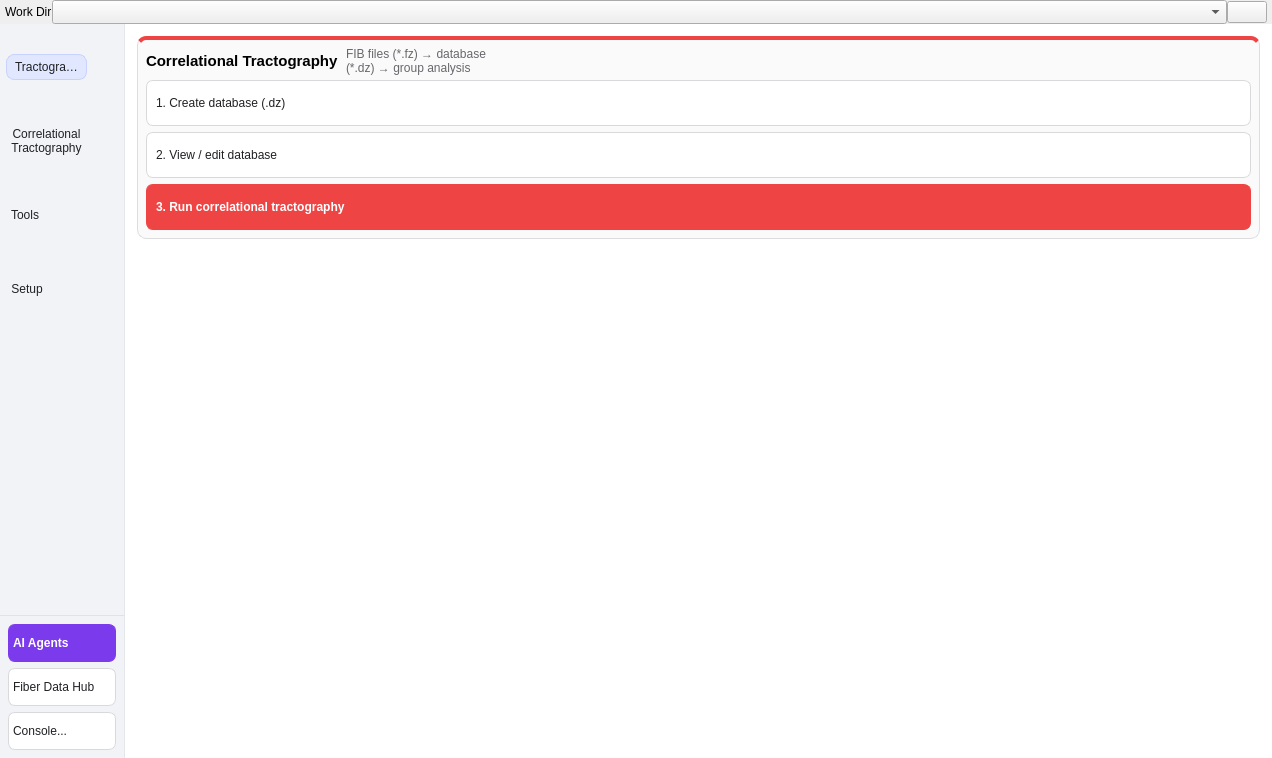
Qt form mainwindow.ui (frankyeh/DSI-Studio) before a commit.
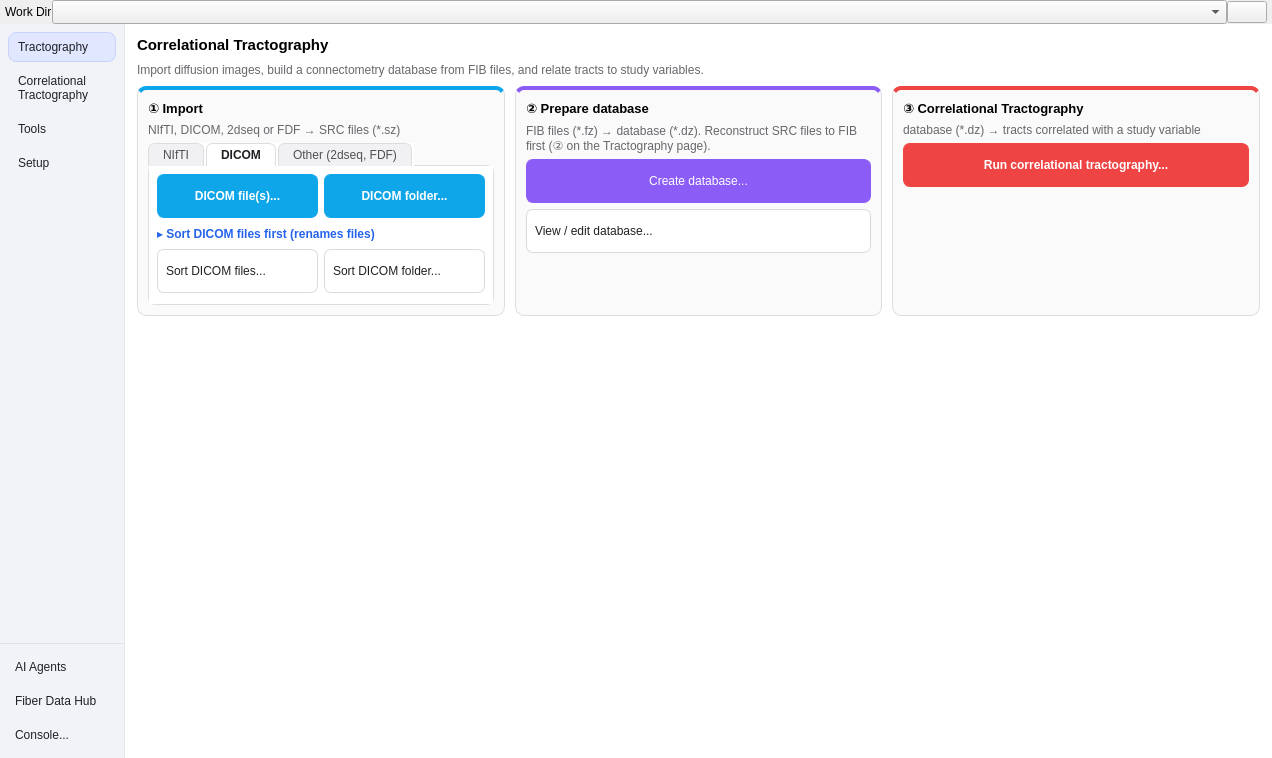
The same form after that commit. The open tabs and pages were chosen to show the change. Icons and pictures are not drawn.

Commit message: T1W/T2W beside FIB in Track, uniform sidebar, Correlational page as three cards

Diff of the .ui file:
```diff
--- a/mainwindow.ui
+++ b/mainwindow.ui
@@ -174,24 +174,17 @@
 }
 QFrame#sidebar_tools QPushButton {
     color: #202124;
-    background-color: #ffffff;
-    border: 1px solid #d9d9dc;
-    border-radius: 7px;
-    padding: 5px 4px;
-    min-height: 26px;
+    background-color: transparent;
+    border: 1px solid transparent;
+    border-radius: 8px;
+    padding: 7px 6px;
     text-align: left;
 }
 QFrame#sidebar_tools QPushButton:hover {
     background-color: #e6e9ef;
 }
-QFrame#sidebar_tools QPushButton#ai_agent {
-    color: #ffffff;
-    background-color: #7c3aed;
-    border-color: #7c3aed;
-    font-weight: bold;
-}
-QFrame#sidebar_tools QPushButton#ai_agent:hover {
-    background-color: #6d28d9;
+QFrame#sidebar_tools QPushButton:pressed {
+    background-color: #dfe3ea;
 }</string>
         </property>
         <layout class="QVBoxLayout" name="sidebar_layout" stretch="1,0">
@@ -239,8 +232,9 @@
 }
 QListWidget#nav_rail::item {
     color: #202124;
-    margin: 3px 6px;
-    padding: 6px 2px;
+    margin: 2px 8px;
+    padding: 7px 6px;
+    border: 1px solid transparent;
     border-radius: 8px;
 }
 QListWidget#nav_rail::item:hover {
@@ -258,33 +252,18 @@
            <property name="horizontalScrollBarPolicy">
             <enum>Qt::ScrollBarAlwaysOff</enum>
            </property>
-           <property name="iconSize">
-            <size>
-             <width>28</width>
-             <height>28</height>
-            </size>
-           </property>
-           <property name="movement">
-            <enum>QListView::Static</enum>
-           </property>
-           <property name="flow">
-            <enum>QListView::TopToBottom</enum>
-           </property>
-           <property name="viewMode">
-            <enum>QListView::IconMode</enum>
-           </property>
-           <property name="gridSize">
-            <size>
-             <width>112</width>
-             <height>74</height>
-            </size>
-           </property>
            <property name="wordWrap">
             <bool>true</bool>
            </property>
            <property name="currentRow">
             <number>0</number>
            </property>
+           <property name="iconSize">
+            <size>
+             <width>20</width>
+             <height>20</height>
+            </size>
+           </property>
            <item>
             <property name="text">
              <string>Tractography</string>
@@ -328,7 +307,7 @@
           <widget class="QFrame" name="sidebar_tools">
            <layout class="QVBoxLayout" name="sidebar_tools_layout">
             <property name="spacing">
-             <number>6</number>
+             <number>4</number>
             </property>
             <property name="leftMargin">
              <number>8</number>
@@ -354,6 +333,12 @@
                <iconset resource="icons.qrc">
                 <normaloff>:/icons/icons/conn.xpm</normaloff>:/icons/icons/conn.xpm</iconset>
               </property>
+              <property name="iconSize">
+               <size>
+                <width>20</width>
+                <height>20</height>
+               </size>
+              </property>
              </widget>
             </item>
             <item>
@@ -368,6 +353,12 @@
                <iconset resource="icons.qrc">
                 <normaloff>:/icons/icons/atlas.xpm</normaloff>:/icons/icons/atlas.xpm</iconset>
               </property>
+              <property name="iconSize">
+               <size>
+                <width>20</width>
+                <height>20</height>
+               </size>
+              </property>
              </widget>
             </item>
             <item>
@@ -382,6 +373,12 @@
                <iconset resource="icons.qrc">
                 <normaloff>:/icons/icons/console.xpm</normaloff>:/icons/icons/console.xpm</iconset>
               </property>
+              <property name="iconSize">
+               <size>
+                <width>20</width>
+                <height>20</height>
+               </size>
+              </property>
              </widget>
             </item>
            </layout>
@@ -1850,46 +1847,115 @@
     color: #202124;
     background-color: #ffffff;
 }
-QFrame#tract_connectometry_stage {
-    background-color: #fafafa;
-    border: 1px solid #dddddf;
-    border-top: 4px solid #ef4444;
-    border-radius: 9px;
-}
 QWidget#tab_conn QLabel {
     background-color: transparent;
 }
+QFrame#conn_import_stage,
+QFrame#conn_db_stage,
+QFrame#conn_analysis_stage {
+    background-color: #fafafa;
+    border: 1px solid #dddddf;
+    border-radius: 9px;
+}
+QFrame#conn_import_stage {
+    border-top: 4px solid #0ea5e9;
+}
+QFrame#conn_db_stage {
+    border-top: 4px solid #8b5cf6;
+}
+QFrame#conn_analysis_stage {
+    border-top: 4px solid #ef4444;
+}
 QWidget#tab_conn QPushButton {
     color: #202124;
     background-color: #ffffff;
     border: 1px solid #d9d9dc;
     border-radius: 7px;
-    padding: 5px 9px;
-    min-height: 34px;
+    padding: 5px 8px;
+    min-height: 32px;
     text-align: left;
 }
 QWidget#tab_conn QPushButton:hover {
     background-color: #f1f1f3;
     border-color: #bfc0c4;
 }
+QWidget#tab_conn QPushButton#conn_OpenDWI_NIFTI,
+QWidget#tab_conn QPushButton#conn_nii2src_bids,
+QWidget#tab_conn QPushButton#conn_OpenDWI_DICOM,
+QWidget#tab_conn QPushButton#conn_dicom2nii,
+QWidget#tab_conn QPushButton#conn_OpenDWI_2dseq {
+    color: #ffffff;
+    background-color: #0ea5e9;
+    border-color: #0ea5e9;
+    font-weight: bold;
+    text-align: center;
+}
+QWidget#tab_conn QPushButton#vbc {
+    color: #ffffff;
+    background-color: #8b5cf6;
+    border-color: #8b5cf6;
+    text-align: center;
+}
 QWidget#tab_conn QPushButton#group_connectometry {
     color: #ffffff;
     background-color: #ef4444;
     border-color: #ef4444;
     font-weight: bold;
+    text-align: center;
 }
-QWidget#tab_conn QPushButton#group_connectometry:hover {
-    background-color: #dc2626;
+QWidget#tab_conn QPushButton#conn_nifti_batch_toggle,
+QWidget#tab_conn QPushButton#conn_dicom_batch_toggle {
+    color: #2563eb;
+    background-color: transparent;
+    border: 0px;
+    min-height: 0px;
+    padding: 2px 0px;
+    font-weight: bold;
 }
 QLabel#tract_connectometry_title {
     font-size: 11pt;
     font-weight: bold;
 }
-QLabel#tract_connectometry_hint {
+QLabel#conn_import_stage_title,
+QLabel#conn_db_stage_title,
+QLabel#conn_analysis_stage_title {
+    font-size: 10pt;
+    font-weight: bold;
+}
+QLabel#tract_connectometry_hint,
+QLabel#conn_import_stage_hint,
+QLabel#conn_db_stage_hint,
+QLabel#conn_analysis_stage_hint {
     color: #67676c;
+}
+QTabWidget#conn_input_tabs::pane {
+    background-color: #ffffff;
+    border: 1px solid #dddddf;
+    border-radius: 7px;
+    top: -1px;
+}
+QTabWidget#conn_input_tabs QWidget#conn_nifti_tab,
+QTabWidget#conn_input_tabs QWidget#conn_dicom_tab,
+QTabWidget#conn_input_tabs QWidget#conn_others_tab {
+    background-color: transparent;
+}
+QTabWidget#conn_input_tabs QTabBar::tab {
+    color: #4f4f54;
+    background-color: #f1f1f3;
+    border: 1px solid #dddddf;
+    border-bottom: 0px;
+    border-top-left-radius: 7px;
+    border-top-right-radius: 7px;
+    padding: 4px 14px;
+    margin-right: 2px;
+}
+QTabWidget#conn_input_tabs QTabBar::tab:selected {
+    color: #202124;
+    background-color: #ffffff;
+    font-weight: bold;
 }</string>
          </property>
-         <layout class="QVBoxLayout" name="tab_conn_layout">
+         <layout class="QVBoxLayout" name="tab_conn_layout" stretch="0,0,0,1">
           <property name="spacing">
            <number>9</number>
           </property>
@@ -1906,39 +1972,87 @@
            <number>12</number>
           </property>
           <item>
-           <widget class="QFrame" name="tract_connectometry_stage">
-            <layout class="QVBoxLayout" name="tract_connectometry_layout">
-             <property name="spacing">
-              <number>5</number>
-             </property>
-             <property name="leftMargin">
-              <number>8</number>
-             </property>
-             <property name="topMargin">
-              <number>7</number>
-             </property>
-             <property name="rightMargin">
-              <number>8</number>
-             </property>
-             <property name="bottomMargin">
-              <number>8</number>
-             </property>
-             <item>
-              <layout class="QHBoxLayout" name="tract_connectometry_header">
+           <widget class="QLabel" name="tract_connectometry_title">
+            <property name="text">
+             <string>Correlational Tractography</string>
+            </property>
+           </widget>
+          </item>
+          <item>
+           <widget class="QLabel" name="tract_connectometry_hint">
+            <property name="wordWrap">
+             <bool>true</bool>
+            </property>
+            <property name="text">
+             <string>Import diffusion images, build a connectometry database from FIB files, and relate tracts to study variables.</string>
+            </property>
+           </widget>
+          </item>
+          <item>
+           <layout class="QHBoxLayout" name="conn_stage_row" stretch="1,1,1">
+            <property name="spacing">
+             <number>10</number>
+            </property>
+            <property name="leftMargin">
+             <number>0</number>
+            </property>
+            <property name="topMargin">
+             <number>0</number>
+            </property>
+            <property name="rightMargin">
+             <number>0</number>
+            </property>
+            <property name="bottomMargin">
+             <number>0</number>
+            </property>
+            <item>
+             <widget class="QFrame" name="conn_import_stage">
+              <layout class="QVBoxLayout" name="conn_import_stage_layout">
                <property name="spacing">
-                <number>7</number>
+                <number>6</number>
+               </property>
+               <property name="leftMargin">
+                <number>10</number>
+               </property>
+               <property name="topMargin">
+                <number>10</number>
+               </property>
+               <property name="rightMargin">
+                <number>10</number>
+               </property>
+               <property name="bottomMargin">
+                <number>10</number>
                </property>
                <item>
-                <widget class="QLabel" name="tract_connectometry_title">
-                 <property name="text">
-                  <string>Correlational Tractography</string>
+                <layout class="QHBoxLayout" name="conn_import_stage_header">
+                 <property name="spacing">
+                  <number>6</number>
                  </property>
-                </widget>
+                 <property name="leftMargin">
+                  <number>0</number>
+                 </property>
+                 <property name="topMargin">
+                  <number>0</number>
+                 </property>
+                 <property name="rightMargin">
+                  <number>0</number>
+                 </property>
+                 <property name="bottomMargin">
+                  <number>0</number>
+                 </property>
+                 <item>
+                  <widget class="QLabel" name="conn_import_stage_title">
+                   <property name="text">
+                    <string>① Import</string>
+                   </property>
+                  </widget>
+                 </item>
+                </layout>
                </item>
                <item>
-                <widget class="QLabel" name="tract_connectometry_hint">
+                <widget class="QLabel" name="conn_import_stage_hint">
                  <property name="text">
-                  <string>FIB files (*.fz) → database (*.dz) → group analysis</string>
+                  <string>NIfTI, DICOM, 2dseq or FDF → SRC files (*.sz)</string>
                  </property>
                  <property name="wordWrap">
                   <bool>true</bool>
@@ -1946,25 +2060,387 @@
                 </widget>
                </item>
                <item>
-                <spacer name="tract_connectometry_header_spacer">
-                 <property name="orientation">
-                  <enum>Qt::Horizontal</enum>
+                <widget class="QTabWidget" name="conn_input_tabs">
+                 <property name="currentIndex">
+                  <number>0</number>
                  </property>
-                 <property name="sizeHint" stdset="0">
-                  <size>
-                   <width>10</width>
-                   <height>20</height>
-                  </size>
-                 </property>
-                </spacer>
+                 <widget class="QWidget" name="conn_nifti_tab">
+                  <attribute name="title">
+                   <string>NIfTI</string>
+                  </attribute>
+                  <layout class="QGridLayout" name="conn_nifti_tab_layout">
+                   <property name="spacing">
+                    <number>6</number>
+                   </property>
+                   <property name="leftMargin">
+                    <number>8</number>
+                   </property>
+                   <property name="topMargin">
+                    <number>8</number>
+                   </property>
+                   <property name="rightMargin">
+                    <number>8</number>
+                   </property>
+                   <property name="bottomMargin">
+                    <number>8</number>
+                   </property>
+                   <item row="0" column="0">
+                    <widget class="QPushButton" name="conn_OpenDWI_NIFTI">
+                     <property name="statusTip">
+                      <string>run open_dwi_nifti</string>
+                     </property>
+                     <property name="icon">
+                      <iconset resource="icons.qrc">
+                       <normaloff>:/icons/icons/open.xpm</normaloff>:/icons/icons/open.xpm</iconset>
+                     </property>
+                     <property name="autoDefault">
+                      <bool>false</bool>
+                     </property>
+                     <property name="toolTip">
+                      <string>Open DWI NIfTI file(s) with .bval/.bvec and create an SRC file</string>
+                     </property>
+                     <property name="text">
+                      <string>NIfTI file(s)...</string>
+                     </property>
+                    </widget>
+                   </item>
+                   <item row="0" column="1">
+                    <widget class="QPushButton" name="conn_nii2src_bids">
+                     <property name="statusTip">
+                      <string>run bids_to_src</string>
+                     </property>
+                     <property name="icon">
+                      <iconset resource="icons.qrc">
+                       <normaloff>:/icons/icons/open.xpm</normaloff>:/icons/icons/open.xpm</iconset>
+                     </property>
+                     <property name="text">
+                      <string>BIDS folder...</string>
+                     </property>
+                     <property name="toolTip">
+                      <string>Convert every sub-*/[ses-*/]dwi NIfTI in a BIDS dataset to SRC files under derivatives</string>
+                     </property>
+                    </widget>
+                   </item>
+                   <item row="1" column="0" colspan="2">
+                    <widget class="QPushButton" name="conn_nifti_batch_toggle">
+                     <property name="text">
+                      <string>▸ More NIfTI options</string>
+                     </property>
+                     <property name="checkable">
+                      <bool>true</bool>
+                     </property>
+                     <property name="flat">
+                      <bool>true</bool>
+                     </property>
+                    </widget>
+                   </item>
+                   <item row="2" column="0" colspan="2">
+                    <widget class="QFrame" name="conn_nifti_batch">
+                     <layout class="QGridLayout" name="conn_nifti_batch_layout">
+                      <property name="spacing">
+                       <number>6</number>
+                      </property>
+                      <property name="leftMargin">
+                       <number>0</number>
+                      </property>
+                      <property name="topMargin">
+                       <number>0</number>
+                      </property>
+                      <property name="rightMargin">
+                       <number>0</number>
+                      </property>
+                      <property name="bottomMargin">
+                       <number>0</number>
+                      </property>
+                      <item row="0" column="0">
+                       <widget class="QPushButton" name="conn_nii2src_sf">
+                        <property name="statusTip">
+                         <string>run nifti_dir_to_src</string>
+                        </property>
+                        <property name="icon">
+                         <iconset resource="icons.qrc">
+                          <normaloff>:/icons/icons/open.xpm</normaloff>:/icons/icons/open.xpm</iconset>
+                        </property>
+                        <property name="text">
+                         <string>Plain NIfTI folder (not BIDS)...</string>
+                        </property>
+                        <property name="toolTip">
+                         <string>Convert the DWI NIfTI files (with .bval/.bvec) in one folder, writing an SRC file next to each</string>
+                        </property>
+                       </widget>
+                      </item>
+                     </layout>
+                    </widget>
+                   </item>
+                   <item row="3" column="0" colspan="2">
+                    <spacer name="conn_nifti_tab_spacer">
+                     <property name="orientation">
+                      <enum>Qt::Vertical</enum>
+                     </property>
+                     <property name="sizeHint" stdset="0">
+                      <size>
+                       <width>20</width>
+                       <height>0</height>
+                      </size>
+                     </property>
+                    </spacer>
+                   </item>
+                  </layout>
+                 </widget>
+                 <widget class="QWidget" name="conn_dicom_tab">
+                  <attribute name="title">
+                   <string>DICOM</string>
+                  </attribute>
+                  <layout class="QGridLayout" name="conn_dicom_tab_layout">
+                   <property name="spacing">
+                    <number>6</number>
+                   </property>
+                   <property name="leftMargin">
+                    <number>8</number>
+                   </property>
+                   <property name="topMargin">
+                    <number>8</number>
+                   </property>
+                   <property name="rightMargin">
+                    <number>8</number>
+                   </property>
+                   <property name="bottomMargin">
+                    <number>8</number>
+                   </property>
+                   <item row="0" column="0">
+                    <widget class="QPushButton" name="conn_OpenDWI_DICOM">
+                     <property name="statusTip">
+                      <string>run open_dwi_dicom</string>
+                     </property>
+                     <property name="autoFillBackground">
+                      <bool>false</bool>
+                     </property>
+                     <property name="icon">
+                      <iconset resource="icons.qrc">
+                       <normaloff>:/icons/icons/open.xpm</normaloff>:/icons/icons/open.xpm</iconset>
+                     </property>
+                     <property name="autoDefault">
+                      <bool>false</bool>
+                     </property>
+                     <property name="text">
+                      <string>DICOM file(s)...</string>
+                     </property>
+                     <property name="toolTip">
+                      <string>Open DWI DICOM files and create an SRC file</string>
+                     </property>
+                    </widget>
+                   </item>
+                   <item row="0" column="1">
+                    <widget class="QPushButton" name="conn_dicom2nii">
+                     <property name="statusTip">
+                      <string>run convert_dicom_dir</string>
+                     </property>
+                     <property name="icon">
+                      <iconset resource="icons.qrc">
+                       <normaloff>:/icons/icons/open.xpm</normaloff>:/icons/icons/open.xpm</iconset>
+                     </property>
+                     <property name="text">
+                      <string>DICOM folder...</string>
+                     </property>
+                     <property name="toolTip">
+                      <string>Convert every DICOM series under a folder: DWI to SRC, others to NIfTI. Expects one series per folder; sort mixed files first</string>
+                     </property>
+                    </widget>
+                   </item>
+                   <item row="1" column="0" colspan="2">
+                    <widget class="QPushButton" name="conn_dicom_batch_toggle">
+                     <property name="text">
+                      <string>▸ Sort DICOM files first (renames files)</string>
+                     </property>
+                     <property name="checkable">
+                      <bool>true</bool>
+                     </property>
+                     <property name="flat">
+                      <bool>true</bool>
+                     </property>
+                    </widget>
+                   </item>
+                   <item row="2" column="0" colspan="2">
+                    <widget class="QFrame" name="conn_dicom_batch">
+                     <layout class="QGridLayout" name="conn_dicom_batch_layout">
+                      <property name="spacing">
+                       <number>6</number>
+                      </property>
+                      <property name="leftMargin">
+                       <number>0</number>
+                      </property>
+                      <property name="topMargin">
+                       <number>0</number>
+                      </property>
+                      <property name="rightMargin">
+                       <number>0</number>
+                      </property>
+                      <property name="bottomMargin">
+                       <number>0</number>
+                      </property>
+                      <item row="0" column="0">
+                       <widget class="QPushButton" name="conn_RenameDICOM">
+                        <property name="statusTip">
+                         <string>run rename_dicom</string>
+                        </property>
+                        <property name="icon">
+                         <iconset resource="icons.qrc">
+                          <normaloff>:/icons/icons/open.xpm</normaloff>:/icons/icons/open.xpm</iconset>
+                        </property>
+                        <property name="text">
+                         <string>Sort DICOM files...</string>
+                        </property>
+                        <property name="toolTip">
+                         <string>Move the selected DICOM files into patient/sequence folders (renames the files)</string>
+                        </property>
+                       </widget>
+                      </item>
+                      <item row="0" column="1">
+                       <widget class="QPushButton" name="conn_RenameDICOMDir">
+                        <property name="statusTip">
+                         <string>run rename_dicom_dir</string>
+                        </property>
+                        <property name="icon">
+                         <iconset resource="icons.qrc">
+                          <normaloff>:/icons/icons/open.xpm</normaloff>:/icons/icons/open.xpm</iconset>
+                        </property>
+                        <property name="text">
+                         <string>Sort DICOM folder...</string>
+                        </property>
+                        <property name="toolTip">
+                         <string>Move every DICOM file under a folder into patient/sequence folders (renames the files)</string>
+                        </property>
+                       </widget>
+                      </item>
+                     </layout>
+                    </widget>
+                   </item>
+                   <item row="3" column="0" colspan="2">
+                    <spacer name="conn_dicom_tab_spacer">
+                     <property name="orientation">
+                      <enum>Qt::Vertical</enum>
+                     </property>
+                     <property name="sizeHint" stdset="0">
+                      <size>
+                       <width>20</width>
+                       <height>0</height>
+                      </size>
+                     </property>
+                    </spacer>
+                   </item>
+                  </layout>
+                 </widget>
+                 <widget class="QWidget" name="conn_others_tab">
+                  <attribute name="title">
+                   <string>Other (2dseq, FDF)</string>
+                  </attribute>
+                  <layout class="QGridLayout" name="conn_others_tab_layout">
+                   <property name="spacing">
+                    <number>6</number>
+                   </property>
+                   <property name="leftMargin">
+                    <number>8</number>
+                   </property>
+                   <property name="topMargin">
+                    <number>8</number>
+                   </property>
+                   <property name="rightMargin">
+                    <number>8</number>
+                   </property>
+                   <property name="bottomMargin">
+                    <number>8</number>
+                   </property>
+                   <item row="0" column="0" colspan="2">
+                    <widget class="QPushButton" name="conn_OpenDWI_2dseq">
+                     <property name="statusTip">
+                      <string>run open_dwi_2dseq</string>
+                     </property>
+                     <property name="icon">
+                      <iconset resource="icons.qrc">
+                       <normaloff>:/icons/icons/open.xpm</normaloff>:/icons/icons/open.xpm</iconset>
+                     </property>
+                     <property name="text">
+                      <string>2dseq / FDF file(s)...</string>
+                     </property>
+                     <property name="toolTip">
+                      <string>Open Bruker 2dseq or Varian FDF images and create an SRC file</string>
+                     </property>
+                    </widget>
+                   </item>
+                   <item row="1" column="0" colspan="2">
+                    <spacer name="conn_others_tab_spacer">
+                     <property name="orientation">
+                      <enum>Qt::Vertical</enum>
+                     </property>
+                     <property name="sizeHint" stdset="0">
+                      <size>
+                       <width>20</width>
+                       <height>0</height>
+                      </size>
+                     </property>
+                    </spacer>
+                   </item>
+                  </layout>
+                 </widget>
+                </widget>
                </item>
               </layout>
-             </item>
-             <item>
-              <layout class="QVBoxLayout" name="tract_connectometry_actions">
+             </widget>
+            </item>
+            <item>
+             <widget class="QFrame" name="conn_db_stage">
+              <layout class="QVBoxLayout" name="conn_db_stage_layout">
                <property name="spacing">
                 <number>6</number>
                </property>
+               <property name="leftMargin">
+                <number>10</number>
+               </property>
+               <property name="topMargin">
+                <number>10</number>
+               </property>
+               <property name="rightMargin">
+                <number>10</number>
+               </property>
+               <property name="bottomMargin">
+                <number>10</number>
+               </property>
+               <item>
+                <layout class="QHBoxLayout" name="conn_db_stage_header">
+                 <property name="spacing">
+                  <number>6</number>
+                 </property>
+                 <property name="leftMargin">
+                  <number>0</number>
+                 </property>
+                 <property name="topMargin">
+                  <number>0</number>
+                 </property>
+                 <property name="rightMargin">
+                  <number>0</number>
+                 </property>
+                 <property name="bottomMargin">
+                  <number>0</number>
+                 </property>
+                 <item>
+                  <widget class="QLabel" name="conn_db_stage_title">
+                   <property name="text">
+                    <string>② Prepare database</string>
+                   </property>
+                  </widget>
+                 </item>
+                </layout>
+               </item>
+               <item>
+                <widget class="QLabel" name="conn_db_stage_hint">
+                 <property name="text">
+                  <string>FIB files (*.fz) → database (*.dz). Reconstruct SRC files to FIB first (② on the Tractography page).</string>
+                 </property>
+                 <property name="wordWrap">
+                  <bool>true</bool>
+                 </property>
+                </widget>
+               </item>
                <item>
                 <widget class="QPushButton" name="vbc">
                  <property name="statusTip">
@@ -1978,7 +2454,7 @@
                    <normaloff>:/icons/icons/open.xpm</normaloff>:/icons/icons/open.xpm</iconset>
                  </property>
                  <property name="text">
-                  <string>1. Create database (.dz)</string>
+                  <string>Create database...</string>
                  </property>
                 </widget>
                </item>
@@ -1995,7 +2471,77 @@
                    <normaloff>:/icons/icons/open.xpm</normaloff>:/icons/icons/open.xpm</iconset>
                  </property>
                  <property name="text">
-                  <string>2. View / edit database</string>
+                  <string>View / edit database...</string>
+                 </property>
+                </widget>
+               </item>
+               <item>
+                <spacer name="conn_db_stage_spacer">
+                 <property name="orientation">
+                  <enum>Qt::Vertical</enum>
+                 </property>
+                 <property name="sizeHint" stdset="0">
+                  <size>
+                   <width>20</width>
+                   <height>0</height>
+                  </size>
+                 </property>
+                </spacer>
+               </item>
+              </layout>
+             </widget>
+            </item>
+            <item>
+             <widget class="QFrame" name="conn_analysis_stage">
+              <layout class="QVBoxLayout" name="conn_analysis_stage_layout">
+               <property name="spacing">
+                <number>6</number>
+               </property>
+               <property name="leftMargin">
+                <number>10</number>
+               </property>
+               <property name="topMargin">
+                <number>10</number>
+               </property>
+               <property name="rightMargin">
+                <number>10</number>
+               </property>
+               <property name="bottomMargin">
+                <number>10</number>
+               </property>
+               <item>
+                <layout class="QHBoxLayout" name="conn_analysis_stage_header">
+                 <property name="spacing">
+                  <number>6</number>
+                 </property>
+                 <property name="leftMargin">
+                  <number>0</number>
+                 </property>
+                 <property name="topMargin">
+                  <number>0</number>
+                 </property>
+                 <property name="rightMargin">
+                  <number>0</number>
+                 </property>
+                 <property name="bottomMargin">
+                  <number>0</number>
+                 </property>
+                 <item>
+                  <widget class="QLabel" name="conn_analysis_stage_title">
+                   <property name="text">
+                    <string>③ Correlational Tractography</string>
+                   </property>
+                  </widget>
+                 </item>
+                </layout>
+               </item>
+               <item>
+                <widget class="QLabel" name="conn_analysis_stage_hint">
+                 <property name="text">
+                  <string>database (*.dz) → tracts correlated with a study variable</string>
+                 </property>
+                 <property name="wordWrap">
+                  <bool>true</bool>
                  </property>
                 </widget>
                </item>
@@ -2012,14 +2558,27 @@
                    <normaloff>:/icons/icons/open.xpm</normaloff>:/icons/icons/open.xpm</iconset>
                  </property>
                  <property name="text">
-                  <string>3. Run correlational tractography</string>
+                  <string>Run correlational tractography...</string>
                  </property>
                 </widget>
                </item>
+               <item>
+                <spacer name="conn_analysis_stage_spacer">
+                 <property name="orientation">
+                  <enum>Qt::Vertical</enum>
+                 </property>
+                 <property name="sizeHint" stdset="0">
+                  <size>
+                   <width>20</width>
+                   <height>0</height>
+                  </size>
+                 </property>
+                </spacer>
+               </item>
               </layout>
-             </item>
-            </layout>
-           </widget>
+             </widget>
+            </item>
+           </layout>
           </item>
           <item>
            <spacer name="tab_conn_spacer">
```
Left out of the diff: 90 changed lines with no effect on the pictures. The commit also changes 1 other file.
